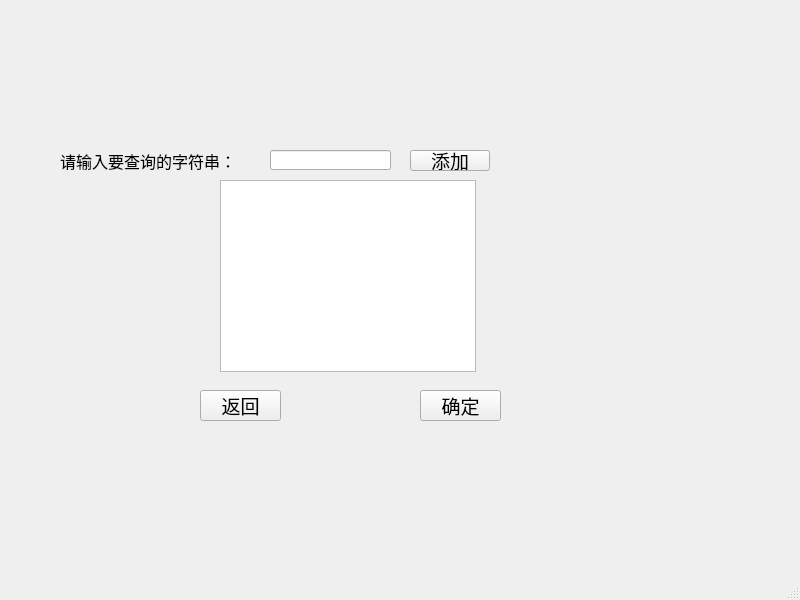
First picture: the form in chooser.ui, repository lh2080028463/String-frequency-statistic, before the edit.
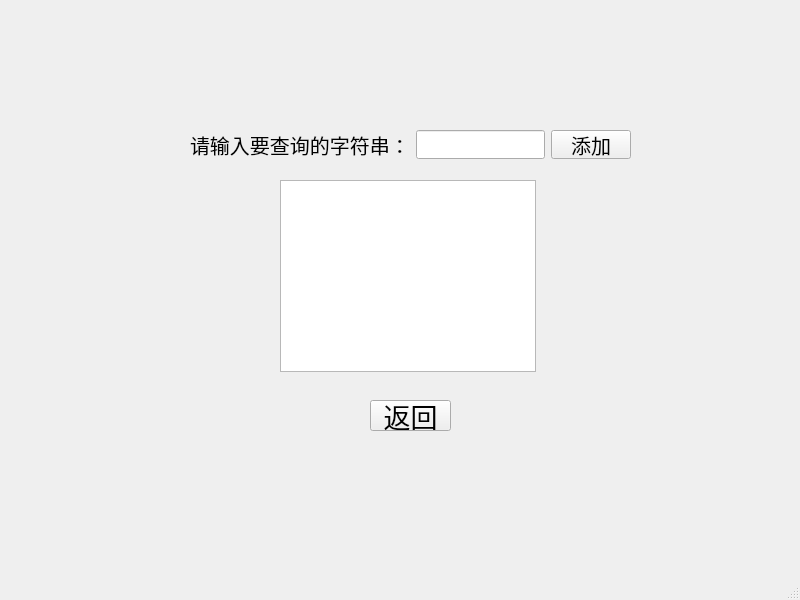
Second picture: the form after the edit.

```diff
--- a/chooser.ui
+++ b/chooser.ui
@@ -14,97 +14,88 @@
    <string>MainWindow</string>
   </property>
   <widget class="QWidget" name="centralwidget">
-   <widget class="QLineEdit" name="lineEdit">
-    <property name="geometry">
-     <rect>
-      <x>270</x>
-      <y>150</y>
-      <width>121</width>
-      <height>20</height>
-     </rect>
-    </property>
-   </widget>
    <widget class="QPushButton" name="pushButton">
     <property name="geometry">
      <rect>
-      <x>200</x>
-      <y>390</y>
+      <x>370</x>
+      <y>400</y>
       <width>81</width>
       <height>31</height>
      </rect>
     </property>
     <property name="font">
      <font>
-      <pointsize>14</pointsize>
+      <family>楷体</family>
+      <pointsize>20</pointsize>
      </font>
     </property>
     <property name="text">
      <string>返回</string>
     </property>
    </widget>
-   <widget class="QPushButton" name="pushButton_2">
-    <property name="geometry">
-     <rect>
-      <x>420</x>
-      <y>390</y>
-      <width>81</width>
-      <height>31</height>
-     </rect>
-    </property>
-    <property name="font">
-     <font>
-      <pointsize>14</pointsize>
-     </font>
-    </property>
-    <property name="text">
-     <string>确定</string>
-    </property>
-   </widget>
-   <widget class="QLabel" name="label">
-    <property name="geometry">
-     <rect>
-      <x>60</x>
-      <y>150</y>
-      <width>201</width>
-      <height>21</height>
-     </rect>
-    </property>
-    <property name="font">
-     <font>
-      <pointsize>12</pointsize>
-     </font>
-    </property>
-    <property name="text">
-     <string>请输入要查询的字符串：</string>
-    </property>
-   </widget>
    <widget class="QTextBrowser" name="textBrowser">
     <property name="geometry">
      <rect>
-      <x>220</x>
+      <x>280</x>
       <y>180</y>
       <width>256</width>
       <height>192</height>
      </rect>
     </property>
+    <property name="font">
+     <font>
+      <family>楷体</family>
+      <pointsize>10</pointsize>
+     </font>
+    </property>
    </widget>
-   <widget class="QPushButton" name="pushButton_3">
+   <widget class="QWidget" name="">
     <property name="geometry">
      <rect>
-      <x>410</x>
-      <y>150</y>
-      <width>80</width>
-      <height>21</height>
+      <x>190</x>
+      <y>130</y>
+      <width>441</width>
+      <height>29</height>
      </rect>
     </property>
-    <property name="font">
-     <font>
-      <pointsize>14</pointsize>
-     </font>
-    </property>
-    <property name="text">
-     <string>添加</string>
-    </property>
+    <layout class="QHBoxLayout" name="horizontalLayout">
+     <item>
+      <widget class="QLabel" name="label">
+       <property name="font">
+        <font>
+         <family>楷体</family>
+         <pointsize>15</pointsize>
+        </font>
+       </property>
+       <property name="text">
+        <string>请输入要查询的字符串：</string>
+       </property>
+      </widget>
+     </item>
+     <item>
+      <widget class="QLineEdit" name="lineEdit">
+       <property name="font">
+        <font>
+         <family>楷体</family>
+         <pointsize>15</pointsize>
+        </font>
+       </property>
+      </widget>
+     </item>
+     <item>
+      <widget class="QPushButton" name="pushButton_3">
+       <property name="font">
+        <font>
+         <family>楷体</family>
+         <pointsize>15</pointsize>
+        </font>
+       </property>
+       <property name="text">
+        <string>添加</string>
+       </property>
+      </widget>
+     </item>
+    </layout>
    </widget>
   </widget>
   <widget class="QMenuBar" name="menubar">
```
